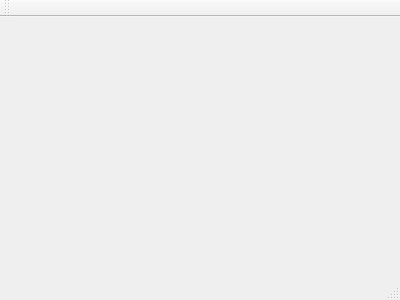
Nyoh/ljd, file mainwindow.ui: the form before one commit.
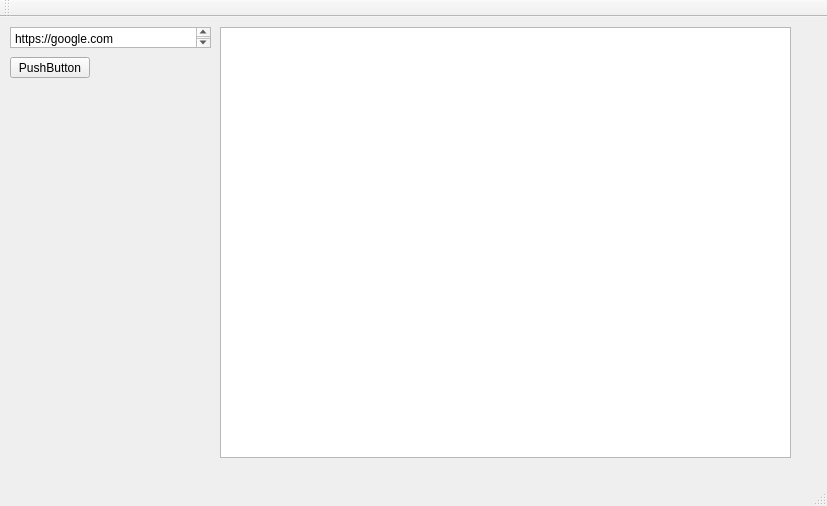
The form after the commit.

Patch:
```diff
--- a/mainwindow.ui
+++ b/mainwindow.ui
@@ -1,24 +1,76 @@
 <ui version="4.0">
  <class>MainWindow</class>
- <widget class="QMainWindow" name="MainWindow" >
-  <property name="geometry" >
+ <widget class="QMainWindow" name="MainWindow">
+  <property name="geometry">
    <rect>
     <x>0</x>
     <y>0</y>
-    <width>400</width>
-    <height>300</height>
+    <width>827</width>
+    <height>506</height>
    </rect>
   </property>
   <property name="windowTitle" >
    <string>MainWindow</string>
   </property>
-  <widget class="QMenuBar" name="menuBar" />
-  <widget class="QToolBar" name="mainToolBar" />
-  <widget class="QWidget" name="centralWidget" />
-  <widget class="QStatusBar" name="statusBar" />
+  <widget class="QWidget" name="centralWidget">
+   <widget class="QPlainTextEdit" name="plainTextEdit">
+    <property name="geometry">
+     <rect>
+      <x>10</x>
+      <y>10</y>
+      <width>201</width>
+      <height>21</height>
+     </rect>
+    </property>
+    <property name="plainText">
+     <string>https://google.com</string>
+    </property>
+   </widget>
+   <widget class="QPushButton" name="pushButton">
+    <property name="geometry">
+     <rect>
+      <x>10</x>
+      <y>40</y>
+      <width>80</width>
+      <height>21</height>
+     </rect>
+    </property>
+    <property name="text">
+     <string>PushButton</string>
+    </property>
+   </widget>
+   <widget class="QTextEdit" name="textEdit">
+    <property name="geometry">
+     <rect>
+      <x>220</x>
+      <y>10</y>
+      <width>571</width>
+      <height>431</height>
+     </rect>
+    </property>
+   </widget>
+  </widget>
+  <widget class="QMenuBar" name="menuBar">
+   <property name="geometry">
+    <rect>
+     <x>0</x>
+     <y>0</y>
+     <width>827</width>
+     <height>20</height>
+    </rect>
+   </property>
+  </widget>
+  <widget class="QToolBar" name="mainToolBar">
+   <attribute name="toolBarArea">
+    <enum>TopToolBarArea</enum>
+   </attribute>
+   <attribute name="toolBarBreak">
+    <bool>false</bool>
+   </attribute>
+  </widget>
+  <widget class="QStatusBar" name="statusBar"/>
  </widget>
- <layoutDefault spacing="6" margin="11" />
- <pixmapfunction></pixmapfunction>
+ <layoutdefault spacing="6" margin="11"/>
  <resources/>
  <connections/>
 </ui>
```
Left out of the diff: 3 changed lines with no effect on the pictures.
